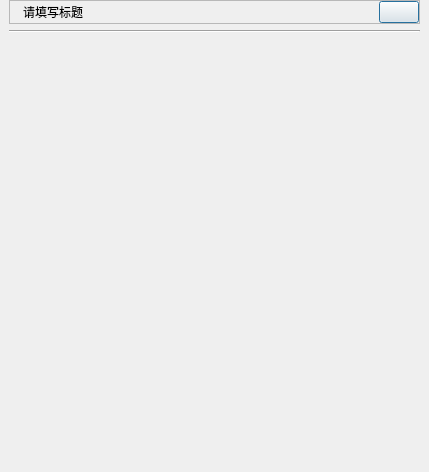
First picture: the form in fend/uicom/uibasedialog.ui, repository TianYunCode/qosbrowser, before the edit.
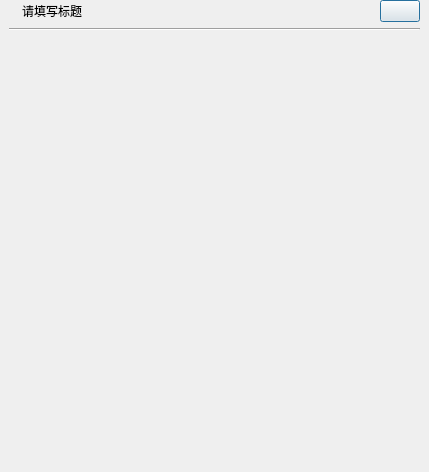
Second picture: the form after the edit. Custom widgets are drawn as their Qt base class.

```diff
--- a/fend/uicom/uibasedialog.ui
+++ b/fend/uicom/uibasedialog.ui
@@ -17,6 +17,9 @@
    <string notr="true"/>
   </property>
   <layout class="QVBoxLayout" name="verticalLayout_2" stretch="0,0,1">
+   <property name="spacing">
+    <number>6</number>
+   </property>
    <property name="leftMargin">
     <number>9</number>
    </property>
@@ -32,7 +35,7 @@
    <item>
     <widget class="QFrame" name="frameTitle">
      <property name="frameShape">
-      <enum>QFrame::StyledPanel</enum>
+      <enum>QFrame::Shape::NoFrame</enum>
      </property>
      <property name="frameShadow">
       <enum>QFrame::Raised</enum>
```
Left out of the diff: 4 changed lines with no effect on the pictures.
